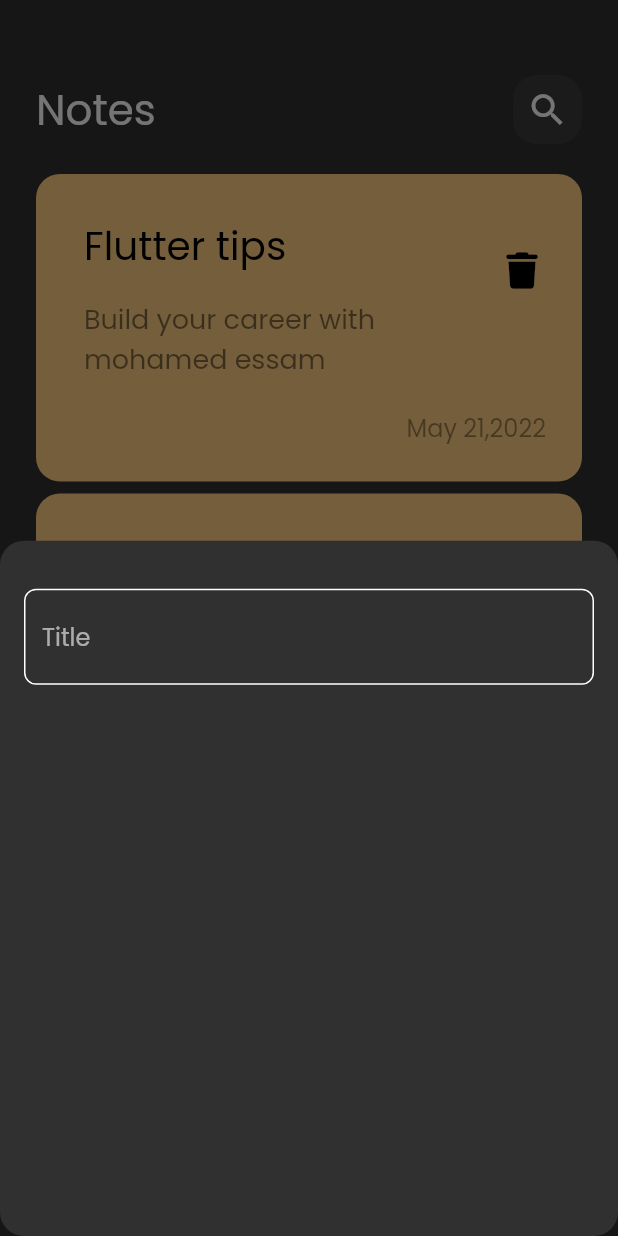
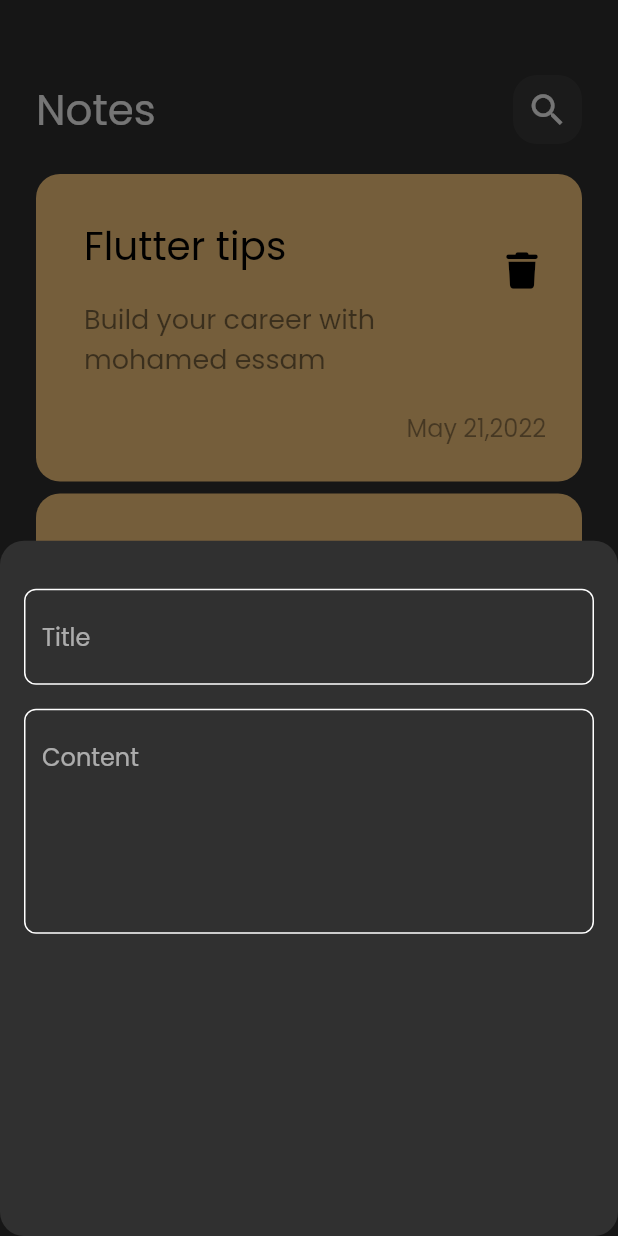
Before and after one commit to MohamedEssam-900009/notes_app, a Flutter app: the screen it shows after launch, after a tap on the "add" icon, on a phone screen of 412 x 824 dp. Run offline on Flutter 3.47's test engine with Material 2 defaults, Android fonts, the phone set to English and light mode, and no system bars; our stand-ins replace font_awesome_flutter.

Commit message:
add fields to notes bottom sheet

```diff
--- a/lib/views/widgets/add_note_bottom_sheet.dart
+++ b/lib/views/widgets/add_note_bottom_sheet.dart
@@ -1,4 +1,5 @@
 import 'package:flutter/material.dart';
+
 import 'custom_text_field.dart';
 
 class AddNoteBottomSheet extends StatelessWidget {
@@ -13,7 +14,16 @@ class AddNoteBottomSheet extends StatelessWidget {
           SizedBox(
             height: 32.0,
           ),
-          CustomTextField()
+          CustomTextField(
+            hint: 'Title',
+          ),
+          SizedBox(
+            height: 16.0,
+          ),
+          CustomTextField(
+            hint: 'Content',
+            maxLines: 5,
+          ),
         ],
       ),
     );
--- a/lib/views/widgets/custom_text_field.dart
+++ b/lib/views/widgets/custom_text_field.dart
@@ -1,8 +1,12 @@
 import 'package:flutter/material.dart';
+
 import '../../constants.dart';
 
 class CustomTextField extends StatelessWidget {
-  const CustomTextField({super.key});
+  const CustomTextField({super.key, required this.hint, this.maxLines = 1});
+
+  final String hint;
+  final int maxLines;
 
   @override
   Widget build(BuildContext context) {
@@ -11,11 +15,10 @@ class CustomTextField extends StatelessWidget {
         border: buildBorder(),
         enabledBorder: buildBorder(),
         focusedBorder: buildBorder(kPrimaryColor),
-        hintText: 'Title'
-
+        hintText: hint,
       ),
       cursorColor: kPrimaryColor,
-
+      maxLines: maxLines,
     );
   }
 
```
